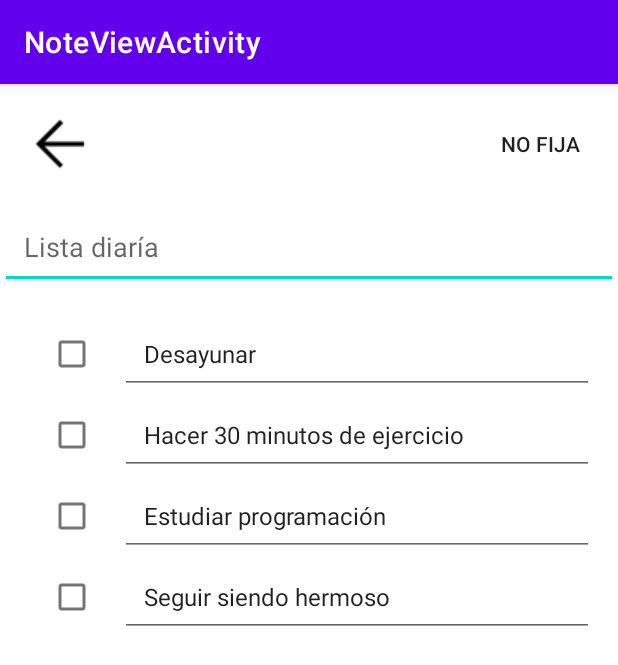
After one commit to camilogalvan/taskify, an Android app: the NoteViewActivity screen opened directly, with no data from a screen before it, on a phone screen of 412 x 824 dp. The commit adds this screen. Shown: the top 665 px of the screen. Run offline under Robolectric (Android 15) with nearby library versions, the phone set to English and light mode, and no system bars.

Commit message:
Created xml view for tasks editing and view for task creation improved

```diff
--- a/app/src/main/AndroidManifest.xml
+++ b/app/src/main/AndroidManifest.xml
@@ -28,6 +28,12 @@
             android:theme="@style/Theme.TaskifyApp" />
 
         <activity
+            android:name=".firstApp.NoteViewActivity"
+            android:exported="false"
+            android:label="@string/title_activity_note_view"
+            android:theme="@style/Theme.TaskifyApp" />
+
+        <activity
             android:name=".firstApp.HomeActivity"
             android:exported="false" />
         <activity
--- a/app/src/main/java/com/androides/taskifyapp/firstApp/FirstAppActivity.kt
+++ b/app/src/main/java/com/androides/taskifyapp/firstApp/FirstAppActivity.kt
@@ -7,8 +7,8 @@ import com.androides.taskifyapp.R
 
 class FirstAppActivity : AppCompatActivity() {
 
-    private val SPLASH_TIME_OUT = 900L // Duración en milisegundos de la pantalla de presentación (en este caso, 3 segundos)
-
+    // Duración en milisegundos de la pantalla de presentación (en este caso, 3 segundos)
+    private val SPLASH_TIME_OUT = 900L
     override fun onCreate(savedInstanceState: Bundle?) {
         super.onCreate(savedInstanceState)
         setContentView(R.layout.activity_first_app)
@@ -16,7 +16,7 @@ class FirstAppActivity : AppCompatActivity() {
         android.os.Handler().postDelayed({
             val intent = Intent(this, HomeActivity::class.java)
             startActivity(intent)
-            finish() // Cerrar esta actividad para que no pueda volver atrás con el botón "Atrás"
+            finish()
         }, SPLASH_TIME_OUT)
 
     }
--- /dev/null
+++ b/app/src/main/java/com/androides/taskifyapp/firstApp/NoteViewActivity.kt
@@ -0,0 +1,99 @@
+package com.androides.taskifyapp.firstApp
+
+import android.os.Bundle
+import android.text.Editable
+import android.text.TextWatcher
+import android.view.LayoutInflater
+import android.view.View
+import android.view.ViewGroup
+import android.widget.CheckBox
+import android.widget.EditText
+import android.widget.ImageButton
+import android.widget.TextView
+import androidx.appcompat.app.AppCompatActivity
+import androidx.recyclerview.widget.LinearLayoutManager
+import androidx.recyclerview.widget.RecyclerView
+import com.androides.taskifyapp.R
+
+class NoteViewActivity : AppCompatActivity() {
+
+    private lateinit var recyclerView: RecyclerView
+    private lateinit var noteAdapter: NoteAdapter
+    private lateinit var backButton: ImageButton
+
+
+    override fun onCreate(savedInstanceState: Bundle?) {
+        super.onCreate(savedInstanceState)
+        setContentView(R.layout.activity_note_view)
+        backButton = findViewById(R.id.back_button)
+
+        recyclerView = findViewById(R.id.recycler_view)
+        recyclerView.layoutManager = LinearLayoutManager(this)
+
+        noteAdapter = NoteAdapter()
+        recyclerView.adapter = noteAdapter
+
+        // Agregar elementos de prueba al adaptador
+        noteAdapter.addItem("Desayunar")
+        noteAdapter.addItemWithCheckbox("Hacer 30 minutos de ejercicio")
+        noteAdapter.addItem("Estudiar programación")
+        noteAdapter.addItemWithCheckbox("Seguir siendo hermoso")
+        backButton.setOnClickListener {
+            finish()
+        }
+    }
+
+    private inner class NoteAdapter : RecyclerView.Adapter<NoteViewHolder>() {
+
+        val items = ArrayList<String>()
+
+        fun addItem(text: String) {
+            items.add(text)
+            notifyDataSetChanged()
+        }
+
+        fun addItemWithCheckbox(text: String) {
+            items.add(text)
+            notifyDataSetChanged()
+        }
+
+        override fun onCreateViewHolder(parent: ViewGroup, viewType: Int): NoteViewHolder {
+            val inflater = LayoutInflater.from(parent.context)
+            val view = inflater.inflate(R.layout.item_note, parent, false)
+            return NoteViewHolder(view)
+        }
+
+        override fun onBindViewHolder(holder: NoteViewHolder, position: Int) {
+            val text = items[position]
+            holder.bind(text)
+        }
+
+        override fun getItemCount(): Int {
+            return items.size
+        }
+    }
+
+    private inner class NoteViewHolder(itemView: View) : RecyclerView.ViewHolder(itemView) {
+        private val textView: EditText = itemView.findViewById(R.id.text_view)
+        private val checkBox: CheckBox = itemView.findViewById(R.id.checkbox)
+
+        fun bind(text: String) {
+            textView.setText(text)
+
+            textView.addTextChangedListener(object : TextWatcher {
+                override fun beforeTextChanged(s: CharSequence?, start: Int, count: Int, after: Int) {
+                }
+
+                override fun onTextChanged(s: CharSequence?, start: Int, before: Int, count: Int) {
+                    (recyclerView.adapter as NoteAdapter).items[adapterPosition] = s.toString()
+                }
+
+                override fun afterTextChanged(s: Editable?) {
+                }
+            })
+        }
+    }
+
+
+
+}
--- /dev/null
+++ b/app/src/main/res/layout/activity_note_view.xml
@@ -0,0 +1,82 @@
+<RelativeLayout xmlns:android="http://schemas.android.com/apk/res/android"
+    android:layout_width="match_parent"
+    android:layout_height="match_parent"
+    android:background="#FFFFFF">
+
+    <!-- Encabezado -->
+    <LinearLayout
+        android:id="@+id/header_layout"
+        android:layout_width="match_parent"
+        android:layout_height="wrap_content"
+        android:padding="16dp"
+        android:orientation="horizontal">
+
+        <!-- Botón de regresar -->
+        <ImageButton
+            android:id="@+id/back_button"
+            android:layout_width="wrap_content"
+            android:layout_height="wrap_content"
+            android:src="@drawable/ic_back"
+            android:background="?android:attr/selectableItemBackgroundBorderless"
+            />
+
+        <!-- Espacio vacío para separar los botones -->
+        <Space
+            android:layout_width="0dp"
+            android:layout_height="wrap_content"
+            android:layout_weight="1" />
+
+        <!-- Botón de selección/deselección -->
+        <ToggleButton
+            android:id="@+id/fixed_toggle"
+            android:layout_width="wrap_content"
+            android:layout_height="wrap_content"
+            android:textOff="No fija"
+            android:textOn="Fija"
+            android:paddingStart="16dp"
+            android:background="?android:attr/selectableItemBackgroundBorderless"
+            />
+
+    </LinearLayout>
+
+
+    <!-- Centro -->
+    <LinearLayout
+        android:id="@+id/center_layout"
+        android:layout_width="match_parent"
+        android:layout_height="match_parent"
+        android:layout_above="@+id/bottom_layout"
+        android:layout_below="@id/header_layout"
+        android:orientation="vertical">
+
+        <!-- Título -->
+        <EditText
+            android:id="@+id/title_edittext"
+            android:layout_width="match_parent"
+            android:layout_height="wrap_content"
+            android:hint="Lista diaría"
+            android:padding="16dp"
+            android:textSize="18sp" />
+
+        <!-- Input para agregar tareas -->
+        <androidx.recyclerview.widget.RecyclerView
+            android:id="@+id/recycler_view"
+            android:layout_width="match_parent"
+            android:layout_height="0dp"
+            android:layout_weight="1"
+            android:padding="16dp" />
+
+    </LinearLayout>
+
+    <!-- Fondo -->
+    <LinearLayout
+        android:id="@+id/bottom_layout"
+        android:layout_width="match_parent"
+        android:layout_height="wrap_content"
+        android:layout_alignParentBottom="true"
+        android:orientation="vertical"
+        android:padding="16dp">
+
+    </LinearLayout>
+
+</RelativeLayout>
--- /dev/null
+++ b/app/src/main/res/layout/item_note.xml
@@ -0,0 +1,20 @@
+<LinearLayout xmlns:android="http://schemas.android.com/apk/res/android"
+    android:layout_width="match_parent"
+    android:layout_height="wrap_content"
+    android:orientation="horizontal">
+
+    <CheckBox
+        android:id="@+id/checkbox"
+        android:layout_width="wrap_content"
+        android:layout_height="wrap_content"
+        android:padding="16dp" />
+
+    <EditText
+        android:id="@+id/text_view"
+        android:layout_width="0dp"
+        android:layout_height="wrap_content"
+        android:layout_weight="1"
+        android:padding="16dp"
+        android:textSize="16sp" />
+
+</LinearLayout>
--- a/app/src/main/res/values/strings.xml
+++ b/app/src/main/res/values/strings.xml
@@ -18,6 +18,8 @@
     <string name="error_fragment_message">An error occurred</string>
     <string name="dismiss_error">Dismiss</string>
     <string name="title_activity_create_new_list">CreateNewListActivity</string>
+    <string name="title_activity_note_view">NoteViewActivity</string>
+
     <!-- Strings used for fragments for navigation -->
     <string name="first_fragment_label">First Fragment</string>
     <string name="second_fragment_label">Second Fragment</string>
@@ -60,4 +62,5 @@
         libero vel nunc consequat, quis tincidunt nisl eleifend. Cras bibendum enim a justo luctus
         vestibulum. Fusce dictum libero quis erat maximus, vitae volutpat diam dignissim.
     </string>
+    <string name="demo_de_de_nota">Demo de edición de lista</string>
 </resources>
```
Also changed, not shown: app/src/main/java/com/androides/taskifyapp/firstApp/CreateNewListActivity.kt (+2 -20 lines), app/src/main/java/com/androides/taskifyapp/firstApp/HomeActivity.kt (+10 -4 lines), app/src/main/res/drawable/selector_button_1.xml (+4 -3 lines), app/src/main/res/drawable/selector_button_2.xml (+5 -6 lines), app/src/main/res/drawable/selector_button_3.xml (+4 -4 lines), app/src/main/res/drawable/selector_button_4.xml (+4 -4 lines), app/src/main/res/layout/activity_create_new_list.xml (+29 -21 lines), app/src/main/res/layout/activity_home.xml (+13 -0 lines).
